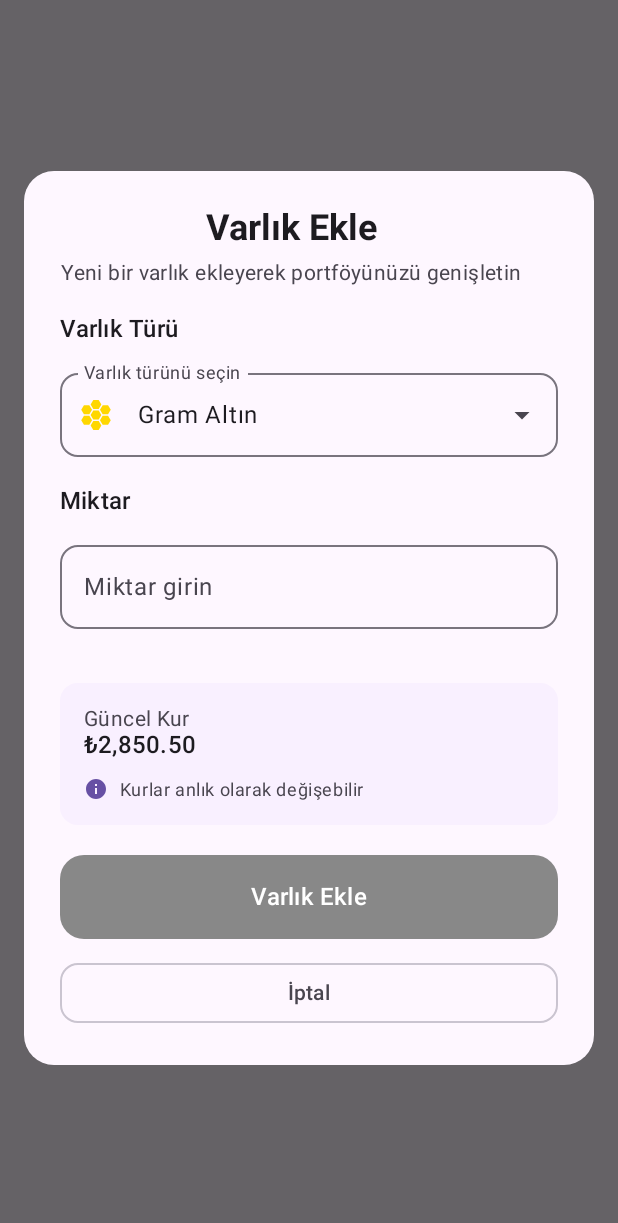
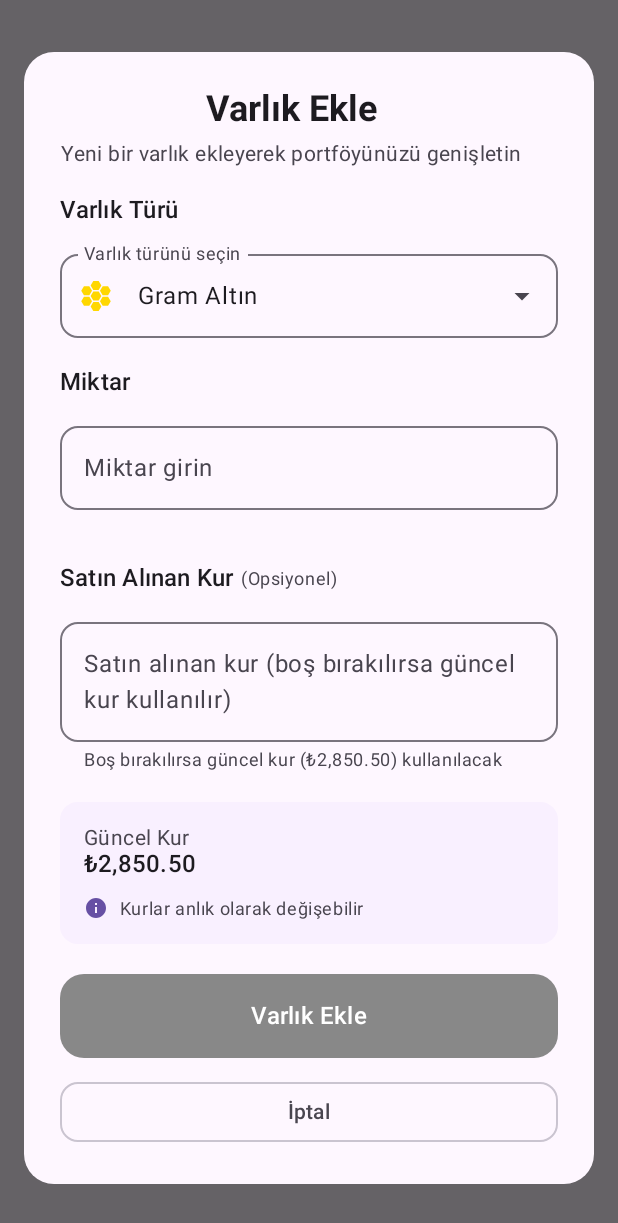
Before and after one commit to bsenturk/varlik-takibi-android, an Android app built with Jetpack Compose: the composable AssetsScreen shown on its own in the app's theme, after a tap on "İlk Varlığını Ekle", on a phone screen of 412 x 824 dp. Shown: the top 1223 px of the screen. Run offline under Robolectric (Android 15) with nearby library versions, the phone set to English and light mode, and no system bars; our stand-ins replace Dagger/Hilt's generated code, accompanist; 1 statement that could not run was skipped.

Commit message:
feat: Varlık formuna "Satın Alınan Kur" opsiyonel field eklendi
Yeni özellikler:
- AssetFormDialog'a "Satın Alınan Kur (Opsiyonel)" input eklendi
- Kullanıcı boş bırakırsa güncel kur otomatik kullanılıyor
- Doldurursa kar/zarar hesaplaması o kurdan yapılıyor
- Placeholder olarak güncel kur gösteriliyor
- Supporting text ile kullanıcıya bilgilendirme yapılıyor

customPurchaseRate state'i eklendi ve purchaseRate hesaplaması güncellendi.

🤖 Generated with [Claude Code](https://claude.com/claude-code)

Co-Authored-By: Claude <noreply@anthropic.com>

```diff
--- a/app/src/main/java/com/xptlabs/varliktakibi/presentation/assets/components/AssetFormDialog.kt
+++ b/app/src/main/java/com/xptlabs/varliktakibi/presentation/assets/components/AssetFormDialog.kt
@@ -36,10 +36,15 @@ fun AssetFormDialog(
 
     var selectedAssetType by remember { mutableStateOf(asset?.type ?: AssetType.GOLD) }
     var amount by remember { mutableStateOf(asset?.amount?.let { formatAmountForEditing(it) } ?: "") }
+    var customPurchaseRate by remember { mutableStateOf("") } // Opsiyonel satın alınan kur
     var showAssetTypeDropdown by remember { mutableStateOf(false) }
 
     // Güncel kur ve toplam değer hesaplama
     val currentRate = getCurrentRate(selectedAssetType, marketDataManager)
+
+    // Purchase rate: Eğer custom girilmişse onu, yoksa güncel kuru kullan
+    val purchaseRate = customPurchaseRate.toDoubleOrNull() ?: currentRate
+
     val totalValue = calculateTotalValue(amount, currentRate)
 
     val isValidInput = amount.isNotBlank() && amount.toDoubleOrNull() != null && amount.toDoubleOrNull()!! > 0
@@ -207,6 +212,68 @@ fun AssetFormDialog(
                     )
                 }
 
+                // Purchase Rate Input (Optional)
+                Column(
+                    verticalArrangement = Arrangement.spacedBy(12.dp)
+                ) {
+                    Row(
+                        horizontalArrangement = Arrangement.spacedBy(4.dp),
+                        verticalAlignment = Alignment.CenterVertically
+                    ) {
+                        Text(
+                            text = "Satın Alınan Kur",
+                            style = MaterialTheme.typography.titleMedium,
+                            fontWeight = FontWeight.SemiBold
+                        )
+                        Text(
+                            text = "(Opsiyonel)",
+                            style = MaterialTheme.typography.bodySmall,
+                            color = MaterialTheme.colorScheme.onSurfaceVariant
+                        )
+                    }
+
+                    OutlinedTextField(
+                        value = customPurchaseRate,
+                        onValueChange = { newValue ->
+                            // Allow only numbers and decimal point
+                            val filtered = newValue.filter { it.isDigit() || it == '.' || it == ',' }
+                                .replace(',', '.')
+
+                            // Ensure only one decimal point
+                            val dotCount = filtered.count { it == '.' }
+                            if (dotCount <= 1) {
+                                // Limit decimal places to 2
+                                val parts = filtered.split('.')
+                                customPurchaseRate = if (parts.size == 2 && parts[1].length > 2) {
+                                    "${parts[0]}.${parts[1].take(2)}"
+                                } else {
+                                    filtered
+                                }
+                            }
+                        },
+                        label = { Text("Satın alınan kur (boş bırakılırsa güncel kur kullanılır)") },
+                        suffix = { Text("₺") },
+                        placeholder = { Text(formatCurrency(currentRate)) },
+                        keyboardOptions = KeyboardOptions(keyboardType = KeyboardType.Decimal),
+                        modifier = Modifier.fillMaxWidth(),
+                        shape = RoundedCornerShape(12.dp),
+                        supportingText = {
+                            Text(
+                                text = if (customPurchaseRate.isBlank()) {
+                                    "Boş bırakılırsa güncel kur (${formatCurrency(currentRate)}) kullanılacak"
+                                } else {
+                                    "Kar/Zarar hesaplaması bu kurdan yapılacak"
+                                },
+                                color = if (customPurchaseRate.isBlank()) {
+                                    MaterialTheme.colorScheme.onSurfaceVariant
+                                } else {
+                                    MaterialTheme.colorScheme.primary
+                                }
+                            )
+                        }
+                    )
+                }
+
                 // Current Rate Section
                 Card(
                     modifier = Modifier.fillMaxWidth(),
@@ -291,7 +358,7 @@ fun AssetFormDialog(
                                 unit = selectedAssetType.unit,
                                 purchasePrice = currentRate,
                                 currentPrice = currentRate,
-                                purchaseRate = currentRate, // Purchase rate equals current rate at time of purchase
+                                purchaseRate = purchaseRate, // Kullanıcının girdiği kur veya güncel kur
                                 dateAdded = asset?.dateAdded ?: Date(),
                                 lastUpdated = Date()
                             )
```
